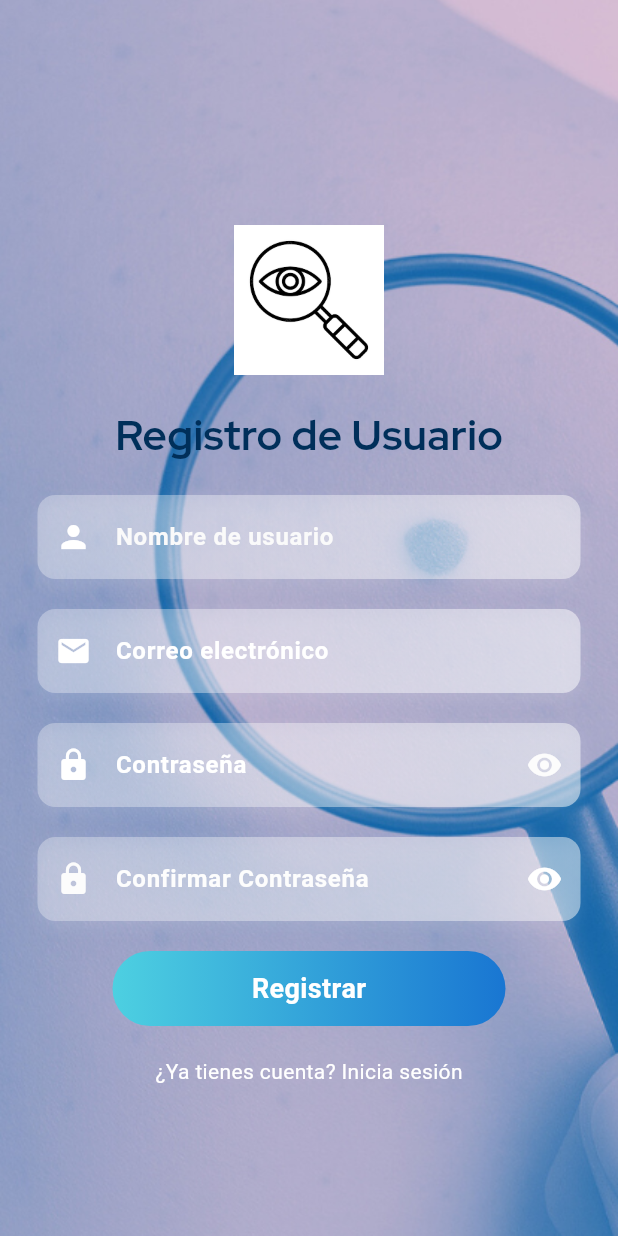
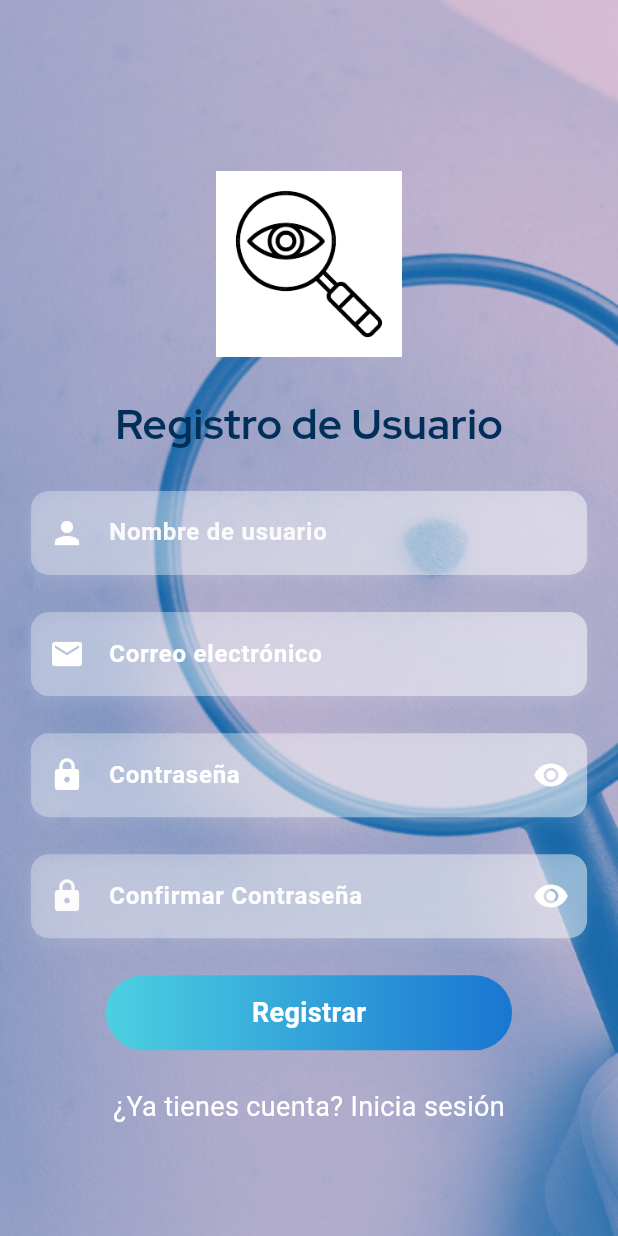
Before and after one commit to Sergi-10/findoutmole_copia, a Flutter app: the screen it shows after launch, on a phone screen of 412 x 824 dp. Run offline on Flutter 3.47's test engine with Material 3 defaults, Android fonts, the phone set to English and light mode, and no system bars; our stand-ins replace google_fonts.

Commit message:
Cambios totales

```diff
--- a/lib/app.dart
+++ b/lib/app.dart
@@ -1,3 +1,4 @@
+import 'package:findoutmole/screen/Home.dart'; // Pantalla de inicio (Home)
 import 'package:findoutmole/screen/login_screen/login_screen.dart';
 import 'package:findoutmole/screen/register_screen/register.dart';
 import 'package:flutter/material.dart';
@@ -6,15 +7,14 @@ import 'package:flutter/material.dart';
 class AppHome extends StatelessWidget {
   const AppHome({super.key});
 
-  get pageview => null;
-
   @override
   Widget build(BuildContext context) {
     return Scaffold(
       body: PageView(
-        children:
-        const [ RegisterPage(),
-        LoginPage(),
+        children: const [
+          RegisterPage(), // Pantalla de registro
+          LoginPage(),    // Pantalla de inicio de sesión
+          HomePage(),     // Pantalla de inicio (Home)
         ],
       ),
     );
--- a/lib/screen/register_screen/contraseña.dart
+++ b/lib/screen/register_screen/contraseña.dart
@@ -74,7 +74,7 @@ class _PasswordFieldState extends State<PasswordField> {
               suffixIcon: IconButton(
                 icon: Icon(
                   _isObscured ? Icons.visibility : Icons.visibility_off,
-                  color: const Color.fromARGB(255, 252, 252, 252), // Ícono con color azul
+                  color: const Color.fromARGB(255, 255, 255, 255), // Ícono con color azul
                 ),
                 onPressed: () {
                   setState(() {
@@ -88,7 +88,7 @@ class _PasswordFieldState extends State<PasswordField> {
               ), // Espaciado interno
             ),
             style: const TextStyle(
-              color: Colors.black, // Color del texto ingresado
+              color: Color.fromARGB(255, 0, 0, 0), // Color del texto ingresado
               fontSize: 16.0, // Tamaño del texto
             ),
             onChanged: _validatePassword, // Valida el texto mientras se escribe
--- a/lib/screen/register_screen/cuentraPrevia.dart
+++ b/lib/screen/register_screen/cuentraPrevia.dart
@@ -18,7 +18,7 @@ class CuentaExiste extends StatelessWidget {
       },
       child: const Text(
         '¿Ya tienes cuenta? Inicia sesión',
-        style: TextStyle(color: Colors.white),
+        style: TextStyle(color: Colors.white, fontSize: 18),
       ),
     );
   }
--- a/lib/screen/register_screen/register.dart
+++ b/lib/screen/register_screen/register.dart
@@ -5,7 +5,7 @@ import 'package:findoutmole/screen/register_screen/contraseña.dart';
 import 'package:findoutmole/screen/register_screen/email.dart';
 import 'package:findoutmole/screen/register_screen/nombre_de_usuario.dart';
 import 'package:findoutmole/screen/register_screen/registerButtom.dart';
-import 'package:findoutmole/screen/register_screen/textoInicial.dart'; // Se mantiene el cambio aquí
+import 'package:findoutmole/screen/register_screen/textoInicial.dart';
 
 class RegisterPage extends StatelessWidget {
   const RegisterPage({super.key});
@@ -13,6 +13,10 @@ class RegisterPage extends StatelessWidget {
   @override
   Widget build(BuildContext context) {
     final TextEditingController passwordController = TextEditingController();
+
+    // Obtén las dimensiones de la pantalla
+    final screenWidth = MediaQuery.of(context).size.width;
+    final screenHeight = MediaQuery.of(context).size.height;
 
     return Scaffold(
       body: Stack(
@@ -23,29 +27,29 @@ class RegisterPage extends StatelessWidget {
           Center(
             child: SingleChildScrollView(
               child: Padding(
-                padding: const EdgeInsets.all(25.0),
+                padding: EdgeInsets.all(screenWidth * 0.05), // Espaciado dinámico
                 child: Column(
                   mainAxisAlignment: MainAxisAlignment.center,
                   crossAxisAlignment: CrossAxisAlignment.center,
                   children: [
-                    const SizedBox(height: 50),
-                    Image.asset('assets/images/lupaconojo.png', height: 100),
-                    const SizedBox(height: 20),
-                    const TextoInicial(), // Antes: Cuentaexiste()
-                    const SizedBox(height: 20),
+                    SizedBox(height: screenHeight * 0.05), // Espaciado dinámico
+                    Image.asset('assets/images/lupaconojo.png', height: screenHeight * 0.15),
+                    SizedBox(height: screenHeight * 0.03), // Espaciado dinámico
+                    const TextoInicial(),
+                    SizedBox(height: screenHeight * 0.03), // Espaciado dinámico
                     const NombreDeUsuario(),
-                    const SizedBox(height: 20),
+                    SizedBox(height: screenHeight * 0.03), // Espaciado dinámico
                     const EmailField(),
-                    const SizedBox(height: 20),
+                    SizedBox(height: screenHeight * 0.03), // Espaciado dinámico
                     PasswordField(controller: passwordController),
-                    const SizedBox(height: 20),
+                    SizedBox(height: screenHeight * 0.03), // Espaciado dinámico
                     ConfirmPasswordField(
                       passwordController: passwordController,
                     ),
-                    const SizedBox(height: 20),
-                    const RegisterButton(), // Se cierra correctamente el paréntesis aquí
-                    const SizedBox(height: 20),
-                    const CuentaExiste(), // Ensure the class name matches the one in cuentaExiste.dart
+                    SizedBox(height: screenHeight * 0.03), // Espaciado dinámico
+                    const RegisterButton(),
+                    SizedBox(height: screenHeight * 0.03), // Espaciado dinámico
+                    const CuentaExiste(),
                   ],
                 ),
               ),
```
Also changed, not shown: lib/screen/Formularios.dart (added, +205 -0 lines), lib/screen/Home.dart (added, +178 -0 lines), lib/screen/Perfil.dart (added, +48 -0 lines), 2 other files.
